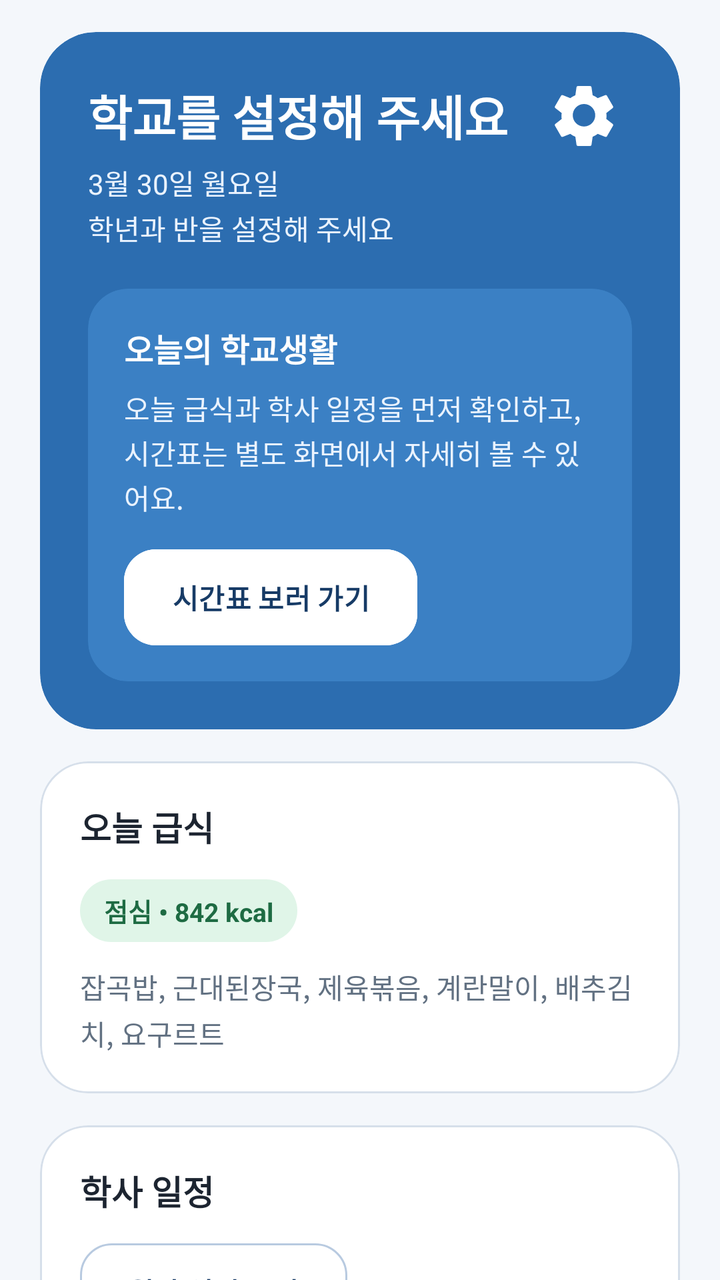
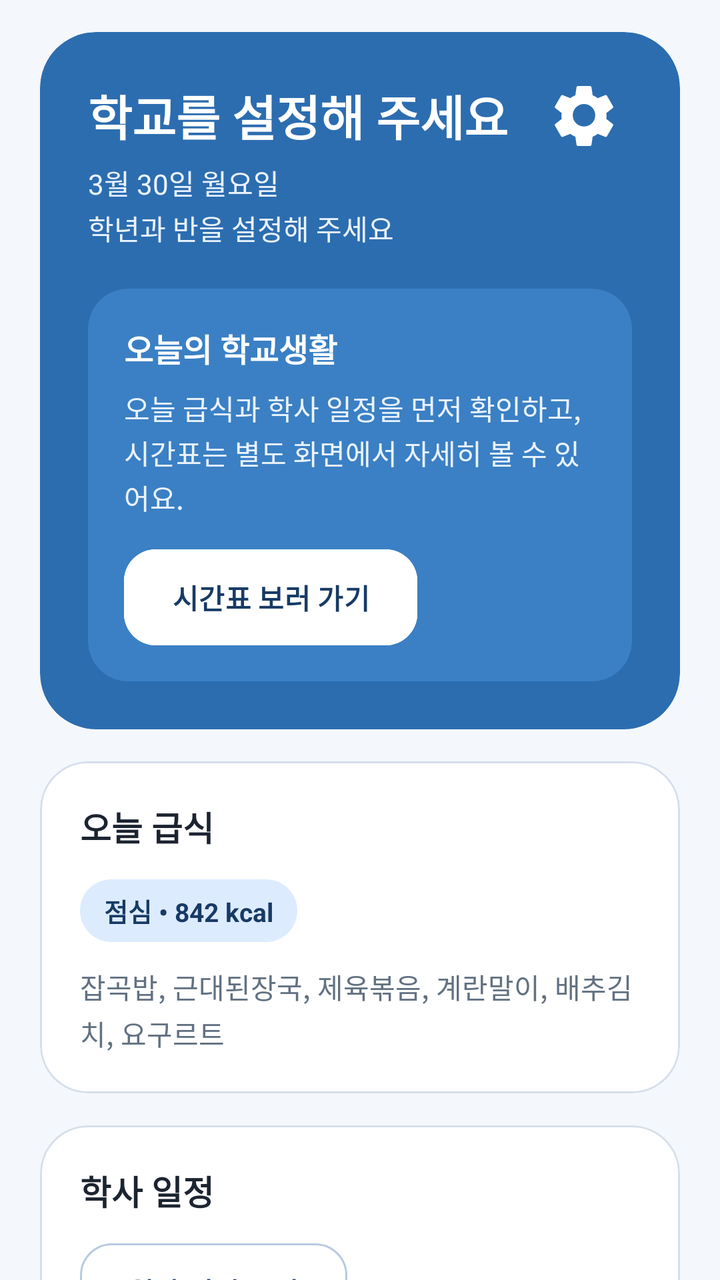

Screens rendered from an Android XML layout before and after an edit, with the pre-edit source and the edit as a unified diff.
<!-- AndroidManifest.xml: application theme Theme.MisSchoolApp -->
<!-- res/layout/activity_main.xml -->
<?xml version="1.0" encoding="utf-8"?>
<layout xmlns:android="http://schemas.android.com/apk/res/android"
    xmlns:app="http://schemas.android.com/apk/res-auto"
    xmlns:tools="http://schemas.android.com/tools">

    <data />

    <androidx.core.widget.NestedScrollView
        android:id="@+id/main"
        android:layout_width="match_parent"
        android:layout_height="match_parent"
        android:background="@color/bg_page"
        android:clipToPadding="false"
        android:fillViewport="true"
        tools:context=".MainActivity">

        <LinearLayout
            android:layout_width="match_parent"
            android:layout_height="wrap_content"
            android:orientation="vertical"
            android:paddingStart="20dp"
            android:paddingTop="16dp"
            android:paddingEnd="20dp"
            android:paddingBottom="28dp">

            <com.google.android.material.card.MaterialCardView
                android:layout_width="match_parent"
                android:layout_height="wrap_content"
                app:cardBackgroundColor="@color/home_header"
                app:cardCornerRadius="28dp"
                app:cardElevation="0dp"
                app:strokeWidth="0dp">

                <LinearLayout
                    android:layout_width="match_parent"
                    android:layout_height="wrap_content"
                    android:orientation="vertical"
                    android:padding="24dp">

                    <FrameLayout
                        android:layout_width="match_parent"
                        android:layout_height="wrap_content">

                        <LinearLayout
                            android:layout_width="match_parent"
                            android:layout_height="wrap_content"
                            android:layout_marginEnd="56dp"
                            android:orientation="vertical">

                            <TextView
                                android:id="@+id/schoolNameText"
                                android:layout_width="wrap_content"
                                android:layout_height="wrap_content"
                                android:text="@string/home_school_name_placeholder"
                                android:textColor="@color/white"
                                android:textSize="@dimen/text_hero_title"
                                android:textStyle="bold" />

                            <TextView
                                android:id="@+id/dateLabelText"
                                android:layout_width="wrap_content"
                                android:layout_height="wrap_content"
                                android:layout_marginTop="6dp"
                                android:text="@string/home_date_label"
                                android:textColor="@color/on_home_header"
                                android:textSize="@dimen/text_body" />

                            <TextView
                                android:id="@+id/classSummaryText"
                                android:layout_width="wrap_content"
                                android:layout_height="wrap_content"
                                android:layout_marginTop="2dp"
                                android:text="@string/home_semester_label"
                                android:textColor="@color/on_home_header"
                                android:textSize="@dimen/text_body_small" />
                        </LinearLayout>

                        <androidx.appcompat.widget.AppCompatImageButton
                            android:id="@+id/settingsButton"
                            android:layout_width="48dp"
                            android:layout_height="48dp"
                            android:layout_gravity="end|top"
                            android:translationY="-6dp"
                            android:background="?attr/selectableItemBackgroundBorderless"
                            android:contentDescription="@string/home_settings_content_description"
                            android:padding="6dp"
                            android:scaleType="center"
                            app:srcCompat="@drawable/ic_settings_36" />
                    </FrameLayout>

                    <com.google.android.material.card.MaterialCardView
                        android:layout_width="match_parent"
                        android:layout_height="wrap_content"
                        android:layout_marginTop="20dp"
                        app:cardBackgroundColor="@color/home_header_subcard"
                        app:cardCornerRadius="20dp"
                        app:cardElevation="0dp"
                        app:strokeWidth="0dp">

                        <LinearLayout
                            android:layout_width="match_parent"
                            android:layout_height="wrap_content"
                            android:orientation="vertical"
                            android:padding="18dp">

                            <TextView
                                android:layout_width="wrap_content"
                                android:layout_height="wrap_content"
                                android:text="@string/home_today_summary_title"
                                android:textColor="@color/white"
                                android:textSize="16sp"
                                android:textStyle="bold" />

                            <TextView
                                android:id="@+id/todaySummaryText"
                                android:layout_width="match_parent"
                                android:layout_height="wrap_content"
                                android:layout_marginTop="8dp"
                                android:lineSpacingExtra="2dp"
                                android:text="@string/home_today_summary_body"
                                android:textColor="@color/on_home_header"
                                android:textSize="@dimen/text_body_small" />

                            <com.google.android.material.button.MaterialButton
                                android:id="@+id/openTimetableButton"
                                style="@style/Widget.MisSchoolApp.Button.HeroAction"
                                android:layout_width="wrap_content"
                                android:layout_height="wrap_content"
                                android:layout_marginTop="16dp"
                                android:text="@string/home_timetable_button"
                                android:textAllCaps="false" />
                        </LinearLayout>
                    </com.google.android.material.card.MaterialCardView>
                </LinearLayout>
            </com.google.android.material.card.MaterialCardView>

            <com.google.android.material.card.MaterialCardView
                android:id="@+id/mealCard"
                android:layout_width="match_parent"
                android:layout_height="wrap_content"
                android:layout_marginTop="16dp"
                app:cardBackgroundColor="@color/surface_card"
                app:cardCornerRadius="24dp"
                app:cardElevation="0dp"
                app:strokeColor="@color/divider_soft"
                app:strokeWidth="1dp">

                <LinearLayout
                    android:layout_width="match_parent"
                    android:layout_height="wrap_content"
                    android:orientation="vertical"
                    android:padding="20dp">

                    <TextView
                        android:layout_width="wrap_content"
                        android:layout_height="wrap_content"
                        android:text="@string/home_meal_title"
                        android:textColor="@color/text_primary"
                        android:textSize="@dimen/text_section_title"
                        android:textStyle="bold" />

                    <TextView
                        android:id="@+id/mealMetaText"
                        android:layout_width="wrap_content"
                        android:layout_height="wrap_content"
                        android:layout_marginTop="14dp"
                        android:background="@drawable/bg_meal_calorie_chip"
                        android:paddingHorizontal="12dp"
                        android:paddingVertical="6dp"
                        android:text="@string/home_meal_meta"
                        android:textColor="@color/brand_green_text"
                        android:textSize="@dimen/text_metadata"
                        android:textStyle="bold" />

                    <TextView
                        android:id="@+id/mealMenuText"
                        android:layout_width="match_parent"
                        android:layout_height="wrap_content"
                        android:layout_marginTop="12dp"
                        android:lineSpacingExtra="3dp"
                        android:text="@string/home_meal_menu"
                        android:textColor="@color/text_secondary"
                        android:textSize="@dimen/text_body" />
                </LinearLayout>
            </com.google.android.material.card.MaterialCardView>

            <com.google.android.material.card.MaterialCardView
                android:layout_width="match_parent"
                android:layout_height="wrap_content"
                android:layout_marginTop="16dp"
                app:cardBackgroundColor="@color/surface_card"
                app:cardCornerRadius="24dp"
                app:cardElevation="0dp"
                app:strokeColor="@color/divider_soft"
                app:strokeWidth="1dp">

                <LinearLayout
                    android:layout_width="match_parent"
                    android:layout_height="wrap_content"
                    android:orientation="vertical"
                    android:padding="20dp">

                    <TextView
                        android:layout_width="wrap_content"
                        android:layout_height="wrap_content"
                        android:text="@string/home_schedule_title"
                        android:textColor="@color/text_primary"
                        android:textSize="@dimen/text_section_title"
                        android:textStyle="bold" />

                    <com.google.android.material.button.MaterialButton
                        android:id="@+id/openScheduleButton"
                        style="@style/Widget.MisSchoolApp.Button.Secondary"
                        android:layout_width="wrap_content"
                        android:layout_height="wrap_content"
                        android:layout_marginTop="14dp"
                        android:text="@string/home_schedule_button"
                        android:textAllCaps="false" />

                    <TextView
                        android:id="@+id/scheduleSummaryText"
                        android:layout_width="match_parent"
                        android:layout_height="wrap_content"
                        android:layout_marginTop="16dp"
                        android:lineSpacingExtra="4dp"
                        android:text="@string/home_schedule_empty"
                        android:textColor="@color/text_secondary"
                        android:textSize="@dimen/text_body" />
                </LinearLayout>
            </com.google.android.material.card.MaterialCardView>

            <com.google.android.material.card.MaterialCardView
                android:id="@+id/noticeCard"
                android:layout_width="match_parent"
                android:layout_height="wrap_content"
                android:layout_marginTop="16dp"
                app:cardBackgroundColor="@color/surface_card"
                app:cardCornerRadius="24dp"
                app:cardElevation="0dp"
                app:strokeColor="@color/divider_soft"
                app:strokeWidth="1dp">

                <LinearLayout
                    android:layout_width="match_parent"
                    android:layout_height="wrap_content"
                    android:orientation="vertical"
                    android:padding="20dp">

                    <TextView
                        android:layout_width="wrap_content"
                        android:layout_height="wrap_content"
                        android:text="@string/home_notice_title"
                        android:textColor="@color/text_primary"
                        android:textSize="@dimen/text_section_title"
                        android:textStyle="bold" />

                    <com.google.android.material.button.MaterialButton
                        android:id="@+id/openNoticeButton"
                        style="@style/Widget.MisSchoolApp.Button.Secondary"
                        android:layout_width="wrap_content"
                        android:layout_height="wrap_content"
                        android:layout_marginTop="14dp"
                        android:text="@string/home_notice_open_button"
                        android:textAllCaps="false" />

                    <TextView
                        android:id="@+id/noticeSummaryText"
                        android:layout_width="match_parent"
                        android:layout_height="wrap_content"
                        android:layout_marginTop="16dp"
                        android:lineSpacingExtra="4dp"
                        android:text="@string/home_notice_empty"
                        android:textColor="@color/text_secondary"
                        android:textSize="@dimen/text_body" />
                </LinearLayout>
            </com.google.android.material.card.MaterialCardView>

            <com.google.android.material.card.MaterialCardView
                android:id="@+id/timerCard"
                android:layout_width="match_parent"
                android:layout_height="wrap_content"
                android:layout_marginTop="16dp"
                app:cardBackgroundColor="@color/surface_card"
                app:cardCornerRadius="24dp"
                app:cardElevation="0dp"
                app:strokeColor="@color/divider_soft"
                app:strokeWidth="1dp">

                <LinearLayout
                    android:layout_width="match_parent"
                    android:layout_height="wrap_content"
                    android:orientation="vertical"
                    android:padding="20dp">

                    <TextView
                        android:layout_width="wrap_content"
                        android:layout_height="wrap_content"
                        android:text="@string/home_timer_title"
                        android:textColor="@color/text_primary"
                        android:textSize="@dimen/text_section_title"
                        android:textStyle="bold" />

                    <TextView
                        android:id="@+id/timerCountText"
                        android:layout_width="wrap_content"
                        android:layout_height="wrap_content"
                        android:layout_marginTop="16dp"
                        android:text="@string/home_timer_time"
                        android:textColor="@color/text_accent"
                        android:textSize="42sp"
                        android:textStyle="bold" />

                    <com.lbs.schoolhelper.widget.TimerRingView
                        android:id="@+id/timerRingView"
                        android:layout_width="220dp"
                        android:layout_height="220dp"
                        android:layout_gravity="center_horizontal"
                        android:layout_marginTop="16dp"
                        android:visibility="gone" />

                    <TextView
                        android:id="@+id/timerSubtitleText"
                        android:layout_width="match_parent"
                        android:layout_height="wrap_content"
                        android:layout_marginTop="8dp"
                        android:text="@string/home_timer_subtitle"
                        android:textColor="@color/text_secondary"
                        android:textSize="@dimen/text_body" />

                    <com.google.android.material.button.MaterialButton
                        android:id="@+id/openTimerDetailButton"
                        style="@style/Widget.MisSchoolApp.Button.Secondary"
                        android:layout_width="wrap_content"
                        android:layout_height="wrap_content"
                        android:layout_marginTop="14dp"
                        android:text="@string/home_timer_detail_button"
                        android:textAllCaps="false" />

                    <LinearLayout
                        android:layout_width="match_parent"
                        android:layout_height="wrap_content"
                        android:layout_marginTop="16dp"
                        android:orientation="horizontal">

                        <com.google.android.material.card.MaterialCardView
                            android:id="@+id/focusPresetCard"
                            android:layout_width="0dp"
                            android:layout_height="wrap_content"
                            android:layout_weight="1"
                            app:cardBackgroundColor="@color/brand_blue_soft"
                            app:cardCornerRadius="18dp"
                            app:cardElevation="0dp"
                            app:strokeColor="@color/divider_soft"
                            app:strokeWidth="1dp">

                            <TextView
                                android:layout_width="match_parent"
                                android:layout_height="wrap_content"
                                android:gravity="center"
                                android:paddingHorizontal="8dp"
                                android:paddingVertical="14dp"
                                android:text="@string/home_timer_focus_label"
                                android:textColor="@color/text_primary"
                                android:textStyle="bold" />
                        </com.google.android.material.card.MaterialCardView>

                        <com.google.android.material.card.MaterialCardView
                            android:id="@+id/breakPresetCard"
                            android:layout_width="0dp"
                            android:layout_height="wrap_content"
                            android:layout_marginStart="10dp"
                            android:layout_weight="1"
                            app:cardBackgroundColor="@color/surface_card"
                            app:cardCornerRadius="18dp"
                            app:cardElevation="0dp"
                            app:strokeColor="@color/divider_soft"
                            app:strokeWidth="1dp">

                            <TextView
                                android:layout_width="match_parent"
                                android:layout_height="wrap_content"
                                android:gravity="center"
                                android:paddingHorizontal="8dp"
                                android:paddingVertical="14dp"
                                android:text="@string/home_timer_break_label"
                                android:textColor="@color/text_primary"
                                android:textStyle="bold" />
                        </com.google.android.material.card.MaterialCardView>

                        <com.google.android.material.card.MaterialCardView
                            android:id="@+id/round2Card"
                            android:layout_width="0dp"
                            android:layout_height="wrap_content"
                            android:layout_marginStart="10dp"
                            android:layout_weight="1"
                            app:cardBackgroundColor="@color/surface_card"
                            app:cardCornerRadius="18dp"
                            app:cardElevation="0dp"
                            app:strokeColor="@color/divider_soft"
                            app:strokeWidth="1dp">

                            <TextView
                                android:layout_width="match_parent"
                                android:layout_height="wrap_content"
                                android:gravity="center"
                                android:paddingHorizontal="8dp"
                                android:paddingVertical="14dp"
                                android:text="@string/home_timer_deep_label"
                                android:textColor="@color/text_primary"
                                android:textStyle="bold" />
                        </com.google.android.material.card.MaterialCardView>

                        <com.google.android.material.card.MaterialCardView
                            android:id="@+id/round4Card"
                            android:layout_width="0dp"
                            android:layout_height="wrap_content"
                            android:layout_marginStart="10dp"
                            android:layout_weight="1"
                            app:cardBackgroundColor="@color/surface_card"
                            app:cardCornerRadius="18dp"
                            app:cardElevation="0dp"
                            app:strokeColor="@color/divider_soft"
                            app:strokeWidth="1dp">

                            <TextView
                                android:layout_width="match_parent"
                                android:layout_height="wrap_content"
                                android:gravity="center"
                                android:paddingHorizontal="8dp"
                                android:paddingVertical="14dp"
                                android:text="@string/home_timer_round4_label"
                                android:textColor="@color/text_primary"
                                android:textStyle="bold" />
                        </com.google.android.material.card.MaterialCardView>
                    </LinearLayout>

                    <LinearLayout
                        android:layout_width="match_parent"
                        android:layout_height="wrap_content"
                        android:layout_marginTop="18dp"
                        android:gravity="center_vertical"
                        android:orientation="horizontal">

                        <com.google.android.material.button.MaterialButton
                            android:id="@+id/timerPrimaryButton"
                            style="@style/Widget.MisSchoolApp.Button.Start"
                            android:layout_width="0dp"
                            android:layout_height="wrap_content"
                            android:layout_weight="1"
                            android:text="@string/home_timer_start"
                            android:textAllCaps="false" />

                        <com.google.android.material.button.MaterialButton
                            android:id="@+id/timerResetButton"
                            style="@style/Widget.MisSchoolApp.Button.Secondary"
                            android:layout_width="0dp"
                            android:layout_height="wrap_content"
                            android:layout_marginStart="12dp"
                            android:layout_weight="1"
                            android:text="@string/home_timer_reset"
                            android:textAllCaps="false" />
                    </LinearLayout>
                </LinearLayout>
            </com.google.android.material.card.MaterialCardView>

        </LinearLayout>

    </androidx.core.widget.NestedScrollView>
</layout>
<!-- resources referenced by this layout -->
<resources>
  <color name="bg_page">#F4F7FB</color>
  <color name="brand_blue_soft">#DDEBFF</color>
  <color name="brand_green_text">#1E6B43</color>
  <color name="divider_soft">#D6DFEA</color>
  <color name="home_header">#2C6DB0</color>
  <color name="home_header_subcard">#3B80C4</color>
  <color name="on_home_header">#EAF3FF</color>
  <color name="surface_card">#FFFFFFFF</color>
  <color name="text_accent">#173B66</color>
  <color name="text_primary">#1C2430</color>
  <color name="text_secondary">#627182</color>
  <color name="white">#FFFFFFFF</color>
  <dimen name="text_body">14sp</dimen>
  <dimen name="text_body_small">14sp</dimen>
  <dimen name="text_hero_title">24sp</dimen>
  <dimen name="text_metadata">13sp</dimen>
  <dimen name="text_section_title">17sp</dimen>
  <!-- drawable bg_meal_calorie_chip (drawable) -->
  <?xml version="1.0" encoding="utf-8"?>
  <shape xmlns:android="http://schemas.android.com/apk/res/android">
      <solid android:color="@color/brand_green_soft" />
      <corners android:radius="16dp" />
  </shape>
  <string name="home_date_label">3월 30일 월요일</string>
  <string name="home_meal_menu">잡곡밥, 근대된장국, 제육볶음, 계란말이, 배추김치, 요구르트</string>
  <string name="home_meal_meta">점심 • 842 kcal</string>
  <string name="home_meal_title">오늘 급식</string>
  <string name="home_notice_empty">최근 가정통신문이 여기에 표시됩니다.</string>
  <string name="home_notice_open_button">가정통신문 목록 열기</string>
  <string name="home_notice_title">가정통신문</string>
  <string name="home_schedule_button">월간 일정 보기</string>
  <string name="home_schedule_empty">이번 달 일정이 여기에 표시됩니다.</string>
  <string name="home_schedule_title">학사 일정</string>
  <string name="home_school_name_placeholder">학교를 설정해 주세요</string>
  <string name="home_semester_label">학년과 반을 설정해 주세요</string>
  <string name="home_settings_content_description">설정 열기</string>
  <string name="home_timer_break_label">40분 집중</string>
  <string name="home_timer_deep_label">2회</string>
  <string name="home_timer_detail_button">타이머 전체 보기</string>
  <string name="home_timer_focus_label">25분 집중</string>
  <string name="home_timer_reset">초기화</string>
  <string name="home_timer_round4_label">4회</string>
  <string name="home_timer_start">시작</string>
  <string name="home_timer_subtitle">집중과 휴식을 번갈아 진행해 보세요.</string>
  <string name="home_timer_time">25:00</string>
  <string name="home_timer_title">집중력 타이머</string>
  <string name="home_timetable_button">시간표 보러 가기</string>
  <string name="home_today_summary_body">오늘 급식과 학사 일정을 먼저 확인하고, 시간표는 별도 화면에서 자세히 볼 수 있어요.</string>
  <string name="home_today_summary_title">오늘의 학교생활</string>
  <style name="Widget.MisSchoolApp.Button.HeroAction" parent="Widget.MisSchoolApp.Button.Base">
          <item name="android:backgroundTint">@color/white</item>
          <item name="android:textColor">@color/brand_navy</item>
          <item name="strokeColor">@color/white</item>
      </style>
  <style name="Widget.MisSchoolApp.Button.Secondary" parent="Widget.MisSchoolApp.Button.Base">
          <item name="android:textColor">@color/button_secondary_text</item>
          <item name="strokeColor">@color/button_secondary_stroke</item>
      </style>
  <style name="Theme.MisSchoolApp" parent="Base.Theme.MisSchoolApp" />
  <color name="brand_green_soft">#E0F5E8</color>
  <color name="brand_navy">#173B66</color>
  <color name="button_secondary_text">#173B66</color>
  <color name="button_secondary_stroke">#B8CAE0</color>
  <color name="button_start">#3F82D6</color>
  <style name="Base.Theme.MisSchoolApp" parent="Theme.Material3.DayNight.NoActionBar">
          <item name="android:statusBarColor">@color/bg_page</item>
          <item name="android:windowLightStatusBar">true</item>
      </style>
  <!-- unchanged entries left out for length: 3 -->
</resources>

<!-- the commit's change to res/layout/activity_main.xml (unified diff, before → after) -->
@@ -168,7 +168,7 @@
                         android:paddingHorizontal="12dp"
                         android:paddingVertical="6dp"
                         android:text="@string/home_meal_meta"
-                        android:textColor="@color/brand_green_text"
+                        android:textColor="@color/text_accent"
                         android:textSize="@dimen/text_metadata"
                         android:textStyle="bold" />
 
<!-- resource entries referenced after the edit -->
@@ -2,7 +2,6 @@
 <resources>
   <color name="bg_page">#F4F7FB</color>
   <color name="brand_blue_soft">#DDEBFF</color>
-  <color name="brand_green_text">#1E6B43</color>
   <color name="divider_soft">#D6DFEA</color>
   <color name="home_header">#2C6DB0</color>
   <color name="home_header_subcard">#3B80C4</color>
@@ -20,7 +19,7 @@
   <!-- drawable bg_meal_calorie_chip (drawable) -->
   <?xml version="1.0" encoding="utf-8"?>
   <shape xmlns:android="http://schemas.android.com/apk/res/android">
-      <solid android:color="@color/brand_green_soft" />
+      <solid android:color="@color/brand_blue_soft" />
       <corners android:radius="16dp" />
   </shape>
   <string name="home_date_label">3월 30일 월요일</string>
@@ -59,7 +58,6 @@
           <item name="strokeColor">@color/button_secondary_stroke</item>
       </style>
   <style name="Theme.MisSchoolApp" parent="Base.Theme.MisSchoolApp" />
-  <color name="brand_green_soft">#E0F5E8</color>
   <color name="brand_navy">#173B66</color>
   <color name="button_secondary_text">#173B66</color>
   <color name="button_secondary_stroke">#B8CAE0</color>
